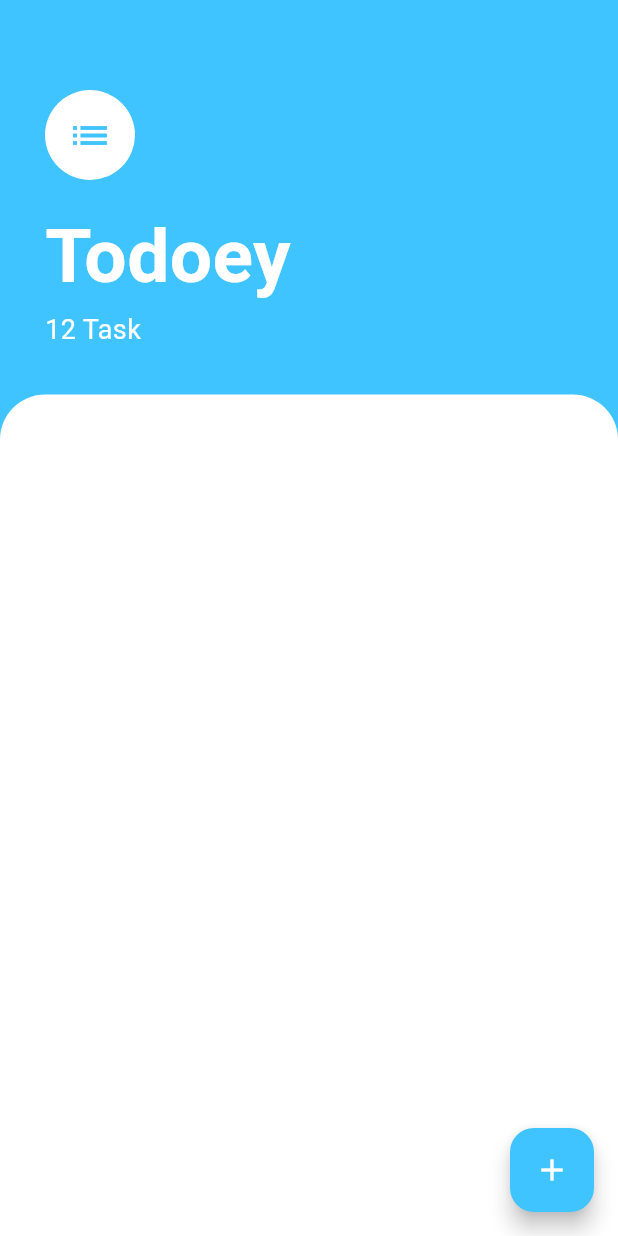
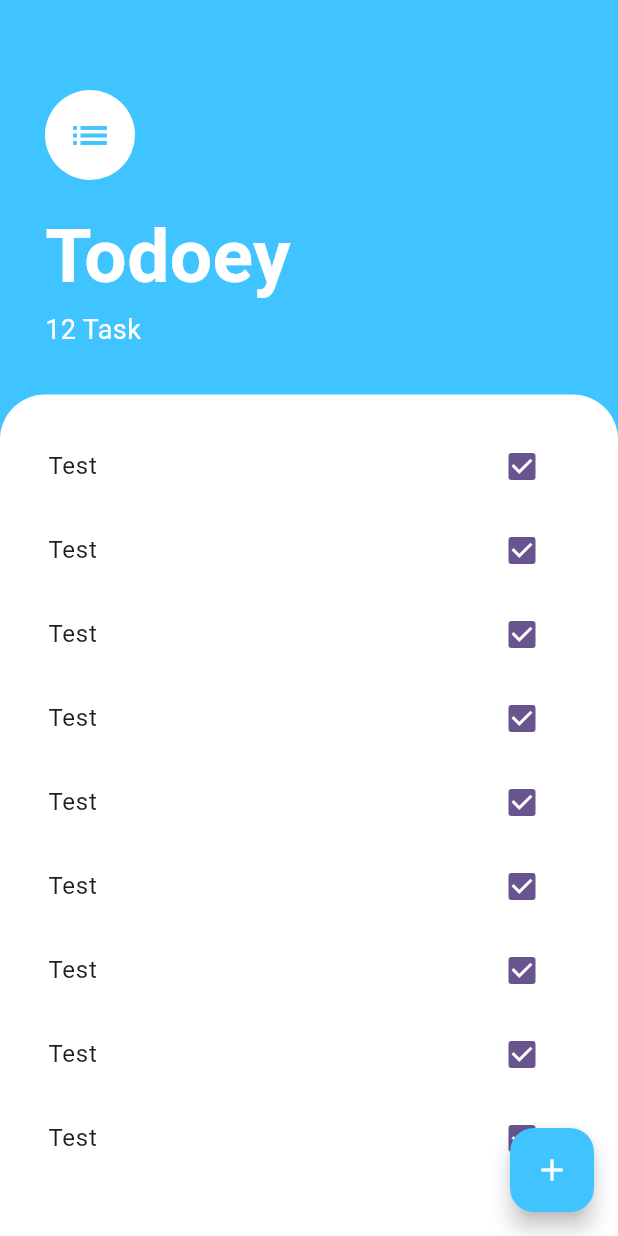
Before and after one commit to lqman104/Todoey, a Flutter app: the screen it shows after launch, on a phone screen of 412 x 824 dp. Run offline on Flutter 3.47's test engine with Material 2 defaults, Android fonts, the phone set to English and light mode, and no system bars.

Commit message:
feat: task list item layout

```diff
--- a/lib/screens/task_screen.dart
+++ b/lib/screens/task_screen.dart
@@ -1,4 +1,5 @@
 import 'package:flutter/material.dart';
+import 'package:todoey/widgets/task_list.dart';
 
 class TaskScreen extends StatelessWidget {
   const TaskScreen({super.key});
@@ -13,20 +14,21 @@ class TaskScreen extends StatelessWidget {
           const TopMenu(),
           Expanded(
             child: Container(
+              padding: const EdgeInsets.symmetric(vertical: 20),
               decoration: const BoxDecoration(
                 borderRadius: BorderRadius.only(
-                  topLeft: Radius.circular(30),
-                  topRight: Radius.circular(30)
-                ),
+                    topLeft: Radius.circular(30),
+                    topRight: Radius.circular(30)),
                 color: Colors.white,
               ),
+              child: const TasksList(),
             ),
           )
         ],
       ),
       floatingActionButton: FloatingActionButton(
         backgroundColor: Colors.lightBlueAccent,
-        onPressed: () {  },
+        onPressed: () {},
         child: const Icon(
           Icons.add,
           color: Colors.white,
--- /dev/null
+++ b/lib/widgets/task_item.dart
@@ -0,0 +1,16 @@
+import 'package:flutter/material.dart';
+
+class TaskItem extends StatelessWidget {
+  const TaskItem({super.key});
+
+  @override
+  Widget build(BuildContext context) {
+    return ListTile(
+      trailing: Checkbox(
+        value: true,
+        onChanged: (isChecked) {},
+      ),
+      title: const Text("Test"),
+    );
+  }
+}
--- /dev/null
+++ b/lib/widgets/task_list.dart
@@ -0,0 +1,34 @@
+import 'package:flutter/material.dart';
+import 'package:todoey/widgets/task_item.dart';
+
+class TasksList extends StatelessWidget {
+  const TasksList({super.key});
+
+  @override
+  Widget build(BuildContext context) {
+    return ListView(
+      padding: const EdgeInsets.symmetric(horizontal: 16),
+      children: const [
+        TaskItem(),
+        TaskItem(),
+        TaskItem(),
+        TaskItem(),
+        TaskItem(),
+        TaskItem(),
+        TaskItem(),
+        TaskItem(),
+        TaskItem(),
+        TaskItem(),
+        TaskItem(),
+        TaskItem(),
+        TaskItem(),
+        TaskItem(),
+        TaskItem(),
+        TaskItem(),
+        TaskItem(),
+        TaskItem(),
+        TaskItem(),
+      ],
+    );
+  }
+}
```
